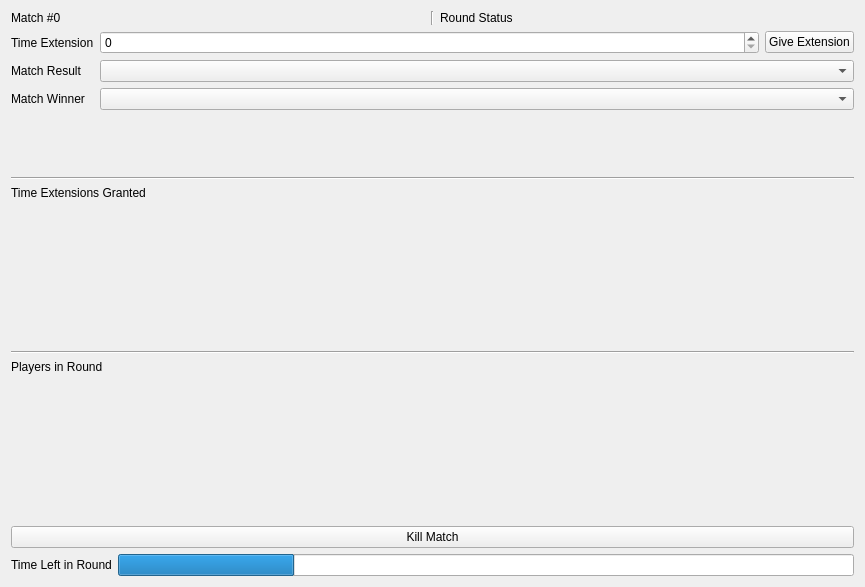
The window that src/ui/tournament/roundviewwidget.ui (SquireTournamentServices/SquireDesktop) describes before a commit, drawn with Qt 5.
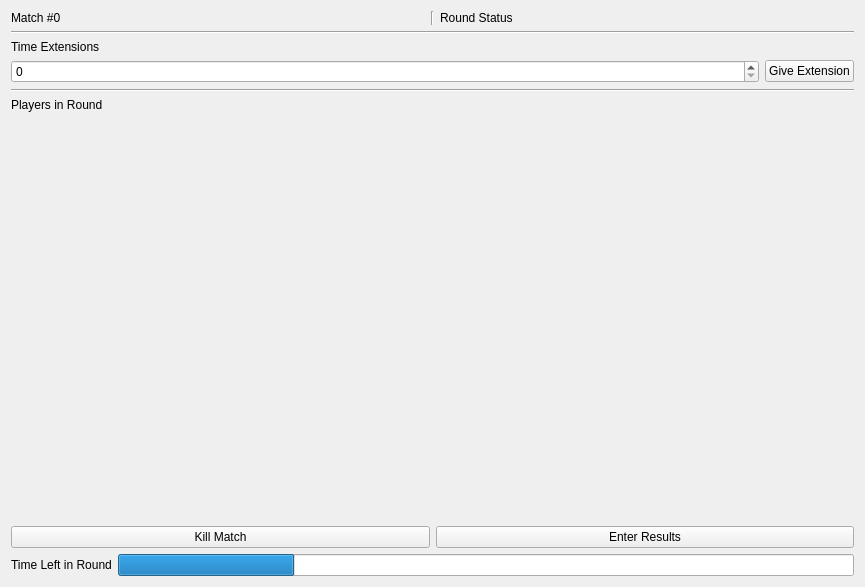
The same window after the commit. Icons and pictures are not drawn.

```diff
--- a/src/ui/tournament/roundviewwidget.ui
+++ b/src/ui/tournament/roundviewwidget.ui
@@ -58,15 +58,26 @@
     </layout>
    </item>
    <item>
-    <layout class="QFormLayout" name="formLayout">
-     <item row="0" column="0">
-      <widget class="QLabel" name="timeExtesionLabel">
+    <widget class="Line" name="line_4">
+     <property name="orientation">
+      <enum>Qt::Horizontal</enum>
+     </property>
+    </widget>
+   </item>
+   <item>
+    <widget class="QLabel" name="timeExtensionsLabel">
+     <property name="sizePolicy">
+      <sizepolicy hsizetype="Preferred" vsizetype="Fixed">
+       <horstretch>0</horstretch>
+       <verstretch>0</verstretch>
+      </sizepolicy>
+     </property>
        <property name="text">
-        <string>Time Extension</string>
+      <string>Time Extensions</string>
        </property>
       </widget>
      </item>
-     <item row="0" column="1">
+   <item>
       <layout class="QHBoxLayout" name="horizontalLayout">
        <property name="sizeConstraint">
         <enum>QLayout::SetDefaultConstraint</enum>
@@ -85,55 +96,13 @@
          <property name="text">
           <string>Give Extension</string>
          </property>
-        </widget>
-       </item>
-      </layout>
-     </item>
-     <item row="1" column="0">
-      <widget class="QLabel" name="matchResultLabel">
-       <property name="text">
-        <string>Match Result</string>
+       <property name="icon">
+        <iconset theme="appointment-new"/>
        </property>
       </widget>
      </item>
-     <item row="1" column="1">
-      <widget class="QComboBox" name="matchResultEdit"/>
-     </item>
-     <item row="2" column="1">
-      <widget class="QComboBox" name="matchWinnerEdit"/>
-     </item>
-     <item row="2" column="0">
-      <widget class="QLabel" name="matchWinnerLabel">
-       <property name="text">
-        <string>Match Winner</string>
-       </property>
-      </widget>
-     </item>
     </layout>
    </item>
-   <item>
-    <widget class="Line" name="line_3">
-     <property name="orientation">
-      <enum>Qt::Horizontal</enum>
-     </property>
-    </widget>
-   </item>
-   <item>
-    <widget class="QLabel" name="timeExtensionTableLabel">
-     <property name="sizePolicy">
-      <sizepolicy hsizetype="Preferred" vsizetype="Fixed">
-       <horstretch>0</horstretch>
-       <verstretch>0</verstretch>
-      </sizepolicy>
-     </property>
-     <property name="text">
-      <string>Time Extensions Granted</string>
-     </property>
-    </widget>
-   </item>
-   <item>
-    <widget class="QWidget" name="timeExtensionTable" native="true"/>
-   </item>
    <item>
     <widget class="Line" name="line_2">
      <property name="orientation">
@@ -158,14 +127,29 @@
     <widget class="QWidget" name="playerInRoundTable" native="true"/>
    </item>
    <item>
+    <layout class="QHBoxLayout" name="horizontalLayout_2">
+     <item>
     <widget class="QPushButton" name="killMatch">
      <property name="text">
       <string>Kill Match</string>
      </property>
      <property name="icon">
-      <iconset theme="edit-delete"/>
-     </property>
-    </widget>
+        <iconset theme="edit-delete">
+         <normaloff>.</normaloff>.</iconset>
+       </property>
+      </widget>
+     </item>
+     <item>
+      <widget class="QPushButton" name="enterResults">
+       <property name="text">
+        <string>Enter Results</string>
+       </property>
+       <property name="icon">
+        <iconset theme="document-open"/>
+       </property>
+      </widget>
+     </item>
+    </layout>
    </item>
    <item>
     <layout class="QHBoxLayout" name="bottomIndicator">
```
Lines whose indentation alone changed are shown as unchanged.
